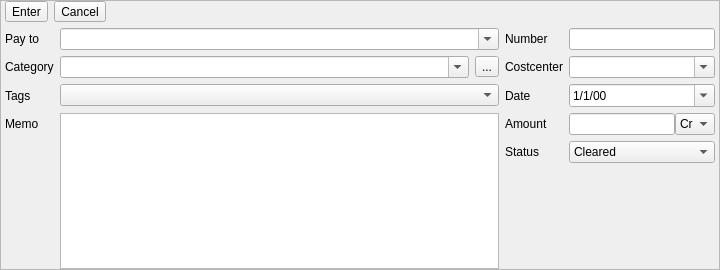
KDE/kmymoney, file kmymoney/views/newtransactioneditor.ui: the form before one commit.
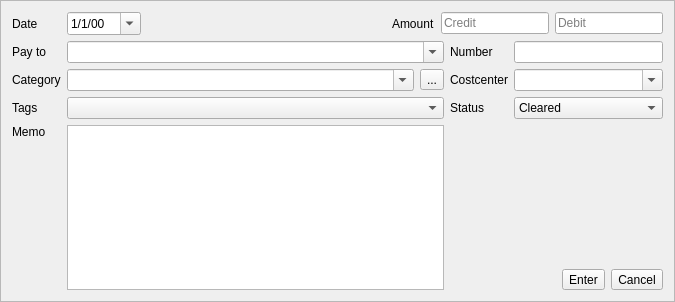
The form after the commit. Custom widgets are drawn as their Qt base class.

What changed in the file:
```diff
--- a/kmymoney/views/newtransactioneditor.ui
+++ b/kmymoney/views/newtransactioneditor.ui
@@ -6,8 +6,8 @@
    <rect>
     <x>0</x>
     <y>0</y>
-    <width>720</width>
-    <height>270</height>
+    <width>675</width>
+    <height>302</height>
    </rect>
   </property>
   <property name="frameShape">
@@ -16,66 +16,99 @@
   <property name="frameShadow">
    <enum>QFrame::Raised</enum>
   </property>
-  <layout class="QVBoxLayout" name="verticalLayout">
-   <property name="leftMargin">
-    <number>4</number>
-   </property>
-   <property name="topMargin">
-    <number>0</number>
-   </property>
-   <property name="rightMargin">
-    <number>4</number>
-   </property>
-   <property name="bottomMargin">
-    <number>0</number>
-   </property>
-   <item>
-    <layout class="QHBoxLayout" name="horizontalLayout">
-     <item>
-      <widget class="QToolButton" name="enterButton">
-       <property name="text">
-        <string>Enter</string>
-       </property>
-       <property name="toolButtonStyle">
-        <enum>Qt::ToolButtonTextBesideIcon</enum>
-       </property>
-      </widget>
-     </item>
-     <item>
-      <widget class="QToolButton" name="cancelButton">
-       <property name="text">
-        <string>Cancel</string>
-       </property>
-       <property name="toolButtonStyle">
-        <enum>Qt::ToolButtonTextBesideIcon</enum>
-       </property>
-      </widget>
-     </item>
-     <item>
-      <spacer name="horizontalSpacer">
-       <property name="orientation">
-        <enum>Qt::Horizontal</enum>
-       </property>
-       <property name="sizeHint" stdset="0">
-        <size>
-         <width>40</width>
-         <height>20</height>
-        </size>
-       </property>
-      </spacer>
-     </item>
-    </layout>
-   </item>
-   <item>
-    <layout class="QGridLayout" name="gridLayout" columnstretch="0,3,0,1">
+  <layout class="QGridLayout" name="gridLayout" columnstretch="0,3,2,0,2">
      <item row="0" column="0">
+    <widget class="QLabel" name="label_6">
+     <property name="text">
+      <string>Date</string>
+     </property>
+    </widget>
+   </item>
+   <item row="0" column="1">
+    <layout class="QHBoxLayout" name="horizontalLayout_4">
+     <item>
+      <widget class="KMyMoneyDateEdit" name="dateEdit">
+       <property name="displayFormat">
+        <string notr="true">M/d/yy</string>
+       </property>
+       <property name="calendarPopup">
+        <bool>true</bool>
+       </property>
+      </widget>
+     </item>
+     <item>
+      <spacer name="hs2">
+       <property name="orientation">
+        <enum>Qt::Horizontal</enum>
+       </property>
+       <property name="sizeHint" stdset="0">
+        <size>
+         <width>40</width>
+         <height>20</height>
+        </size>
+       </property>
+      </spacer>
+     </item>
+    </layout>
+   </item>
+   <item row="0" column="2" colspan="3">
+    <layout class="QHBoxLayout" name="hs3">
+     <item>
+      <spacer name="horizontalSpacer_3">
+       <property name="orientation">
+        <enum>Qt::Horizontal</enum>
+       </property>
+       <property name="sizeHint" stdset="0">
+        <size>
+         <width>40</width>
+         <height>20</height>
+        </size>
+       </property>
+      </spacer>
+     </item>
+     <item>
+      <widget class="QLabel" name="label_7">
+       <property name="text">
+        <string>Amount</string>
+       </property>
+      </widget>
+     </item>
+     <item>
+      <widget class="AmountEdit" name="amountEditCredit">
+       <property name="sizePolicy">
+        <sizepolicy hsizetype="Expanding" vsizetype="Fixed">
+         <horstretch>0</horstretch>
+         <verstretch>0</verstretch>
+        </sizepolicy>
+       </property>
+       <property name="placeholderText">
+        <string>Credit</string>
+       </property>
+      </widget>
+     </item>
+     <item>
+      <widget class="AmountEdit" name="amountEditDebit">
+       <property name="sizePolicy">
+        <sizepolicy hsizetype="Expanding" vsizetype="Fixed">
+         <horstretch>0</horstretch>
+         <verstretch>0</verstretch>
+        </sizepolicy>
+       </property>
+       <property name="placeholderText">
+        <string>Debit</string>
+       </property>
+      </widget>
+     </item>
+    </layout>
+   </item>
+   <item row="1" column="0">
       <widget class="QLabel" name="label">
        <property name="text">
         <string>Pay to</string>
        </property>
       </widget>
      </item>
-     <item row="0" column="1">
+   <item row="1" column="1" colspan="2">
       <widget class="QComboBox" name="payeeEdit">
        <property name="editable">
         <bool>true</bool>
@@ -85,24 +118,24 @@
        </property>
       </widget>
      </item>
-     <item row="0" column="2">
+   <item row="1" column="3">
       <widget class="QLabel" name="label_4">
        <property name="text">
         <string>Number</string>
        </property>
       </widget>
      </item>
-     <item row="0" column="3">
+   <item row="1" column="4">
       <widget class="QLineEdit" name="numberEdit"/>
      </item>
-     <item row="1" column="0">
+   <item row="2" column="0">
       <widget class="QLabel" name="label_2">
        <property name="text">
         <string>Category</string>
        </property>
       </widget>
      </item>
-     <item row="1" column="1">
+   <item row="2" column="1" colspan="2">
       <layout class="QHBoxLayout" name="horizontalLayout_2">
        <item>
         <widget class="KMyMoneyAccountCombo" name="accountCombo">
@@ -126,122 +159,38 @@
        </item>
       </layout>
      </item>
-     <item row="1" column="2">
+   <item row="2" column="3">
       <widget class="QLabel" name="costCenterLabel">
        <property name="text">
         <string>Costcenter</string>
        </property>
       </widget>
      </item>
-     <item row="1" column="3">
+   <item row="2" column="4">
       <widget class="QComboBox" name="costCenterCombo">
        <property name="editable">
         <bool>true</bool>
        </property>
       </widget>
      </item>
-     <item row="2" column="0">
+   <item row="3" column="0">
       <widget class="QLabel" name="label_5">
        <property name="text">
         <string>Tags</string>
        </property>
       </widget>
      </item>
-     <item row="2" column="1">
-      <widget class="QComboBox" name="comboBox"/>
-     </item>
-     <item row="2" column="2">
-      <widget class="QLabel" name="label_6">
-       <property name="text">
-        <string>Date</string>
-       </property>
-      </widget>
-     </item>
-     <item row="2" column="3">
-      <widget class="KMyMoneyDateEdit" name="dateEdit">
-       <property name="displayFormat">
-        <string notr="true">M/d/yy</string>
-       </property>
-       <property name="calendarPopup">
-        <bool>true</bool>
-       </property>
-      </widget>
-     </item>
-     <item row="3" column="0">
-      <widget class="QLabel" name="label_3">
-       <property name="text">
-        <string>Memo</string>
-       </property>
-      </widget>
-     </item>
-     <item row="3" column="1" rowspan="3">
-      <widget class="QPlainTextEdit" name="memoEdit">
-       <property name="tabChangesFocus">
-        <bool>true</bool>
-       </property>
-      </widget>
-     </item>
-     <item row="3" column="2">
-      <widget class="QLabel" name="label_7">
-       <property name="text">
-        <string>Amount</string>
-       </property>
-      </widget>
+   <item row="3" column="1" colspan="2">
+    <widget class="QComboBox" name="tagComboBox"/>
      </item>
      <item row="3" column="3">
-      <layout class="QHBoxLayout" name="amountLayout" stretch="5,0">
-       <property name="spacing">
-        <number>0</number>
-       </property>
-       <item>
-        <widget class="AmountEdit" name="amountEdit">
-         <property name="sizePolicy">
-          <sizepolicy hsizetype="Expanding" vsizetype="Fixed">
-           <horstretch>0</horstretch>
-           <verstretch>0</verstretch>
-          </sizepolicy>
-         </property>
-        </widget>
-       </item>
-       <item>
-        <widget class="QComboBox" name="amountTypeCombo">
-         <property name="sizePolicy">
-          <sizepolicy hsizetype="Minimum" vsizetype="Fixed">
-           <horstretch>0</horstretch>
-           <verstretch>0</verstretch>
-          </sizepolicy>
-         </property>
-         <property name="maximumSize">
-          <size>
-           <width>40</width>
-           <height>16777215</height>
-          </size>
-         </property>
-         <property name="editable">
-          <bool>false</bool>
-         </property>
-         <item>
-          <property name="text">
-           <string>Cr</string>
-          </property>
-         </item>
-         <item>
-          <property name="text">
-           <string>Dr</string>
-          </property>
-         </item>
-        </widget>
-       </item>
-      </layout>
-     </item>
-     <item row="4" column="2">
       <widget class="QLabel" name="label_9">
        <property name="text">
         <string>Status</string>
        </property>
       </widget>
      </item>
-     <item row="4" column="3">
+   <item row="3" column="4">
       <widget class="QComboBox" name="statusCombo">
        <item>
         <property name="text">
@@ -250,7 +199,24 @@
        </item>
       </widget>
      </item>
-     <item row="5" column="3">
+   <item row="4" column="0">
+    <widget class="QLabel" name="label_3">
+     <property name="text">
+      <string>Memo</string>
+     </property>
+     <property name="alignment">
+      <set>Qt::AlignLeading|Qt::AlignLeft|Qt::AlignTop</set>
+     </property>
+    </widget>
+   </item>
+   <item row="4" column="1" rowspan="2" colspan="2">
+    <widget class="QPlainTextEdit" name="memoEdit">
+     <property name="tabChangesFocus">
+      <bool>true</bool>
+     </property>
+    </widget>
+   </item>
+   <item row="4" column="4">
       <spacer name="verticalSpacer_2">
        <property name="orientation">
         <enum>Qt::Vertical</enum>
@@ -258,10 +224,45 @@
        <property name="sizeHint" stdset="0">
         <size>
          <width>20</width>
-         <height>18</height>
+       <height>48</height>
         </size>
        </property>
       </spacer>
+   </item>
+   <item row="5" column="3" colspan="2">
+    <layout class="QHBoxLayout" name="horizontalLayout">
+     <item>
+      <spacer name="horizontalSpacer">
+       <property name="orientation">
+        <enum>Qt::Horizontal</enum>
+       </property>
+       <property name="sizeHint" stdset="0">
+        <size>
+         <width>40</width>
+         <height>20</height>
+        </size>
+       </property>
+      </spacer>
+     </item>
+     <item>
+      <widget class="QToolButton" name="enterButton">
+       <property name="text">
+        <string>Enter</string>
+       </property>
+       <property name="toolButtonStyle">
+        <enum>Qt::ToolButtonTextBesideIcon</enum>
+       </property>
+      </widget>
+     </item>
+     <item>
+      <widget class="QToolButton" name="cancelButton">
+       <property name="text">
+        <string>Cancel</string>
+       </property>
+       <property name="toolButtonStyle">
+        <enum>Qt::ToolButtonTextBesideIcon</enum>
+       </property>
+      </widget>
      </item>
     </layout>
    </item>
@@ -273,16 +274,16 @@
    <extends>QComboBox</extends>
    <header>kmymoneyaccountcombo.h</header>
   </customwidget>
-  <customwidget>
-   <class>KMyMoneyDateEdit</class>
-   <extends>QDateEdit</extends>
-   <header>kmymoneydateedit.h</header>
-  </customwidget>
   <customwidget>
    <class>AmountEdit</class>
    <extends>QLineEdit</extends>
    <header>amountedit.h</header>
   </customwidget>
+  <customwidget>
+   <class>KMyMoneyDateEdit</class>
+   <extends>QDateEdit</extends>
+   <header>kmymoneydateedit.h</header>
+  </customwidget>
  </customwidgets>
  <resources/>
  <connections/>
```
Left out of the diff: 15 changed lines with no effect on the pictures. Lines whose indentation alone changed are shown as unchanged.
